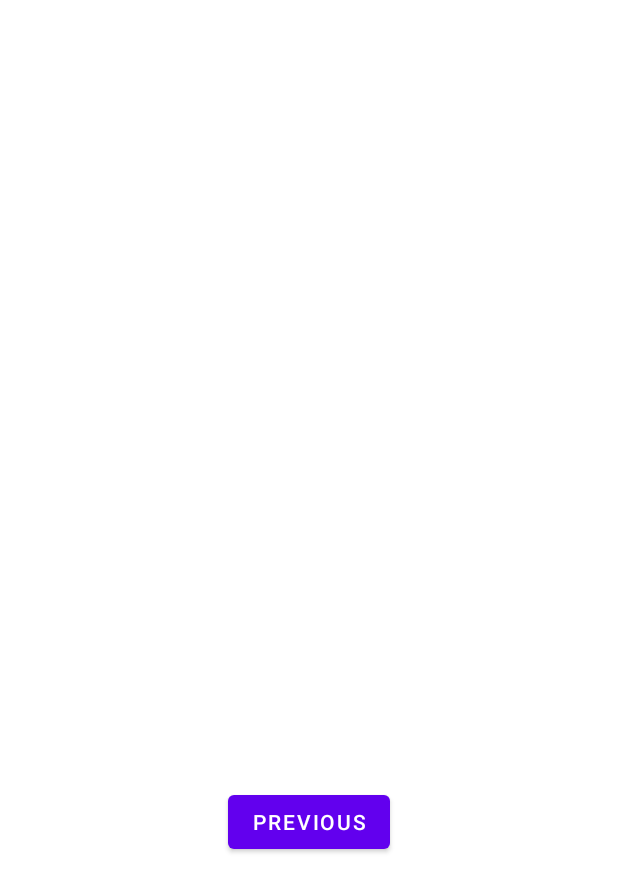
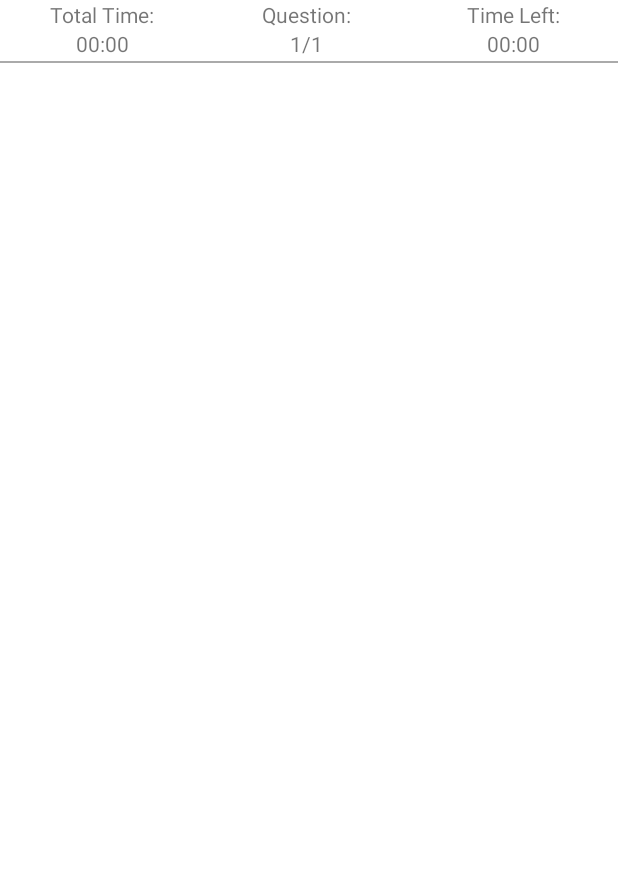
Before and after one commit to Salavin/Ear-Trainer, an Android app: the layout fragment_test.xml on its own in the app's theme, with its tools: preview values and no code run, on a phone screen of 412 x 824 dp. Shown: the top 892 px of the screen. Run offline under Robolectric (Android 15) with nearby library versions, the phone set to English and light mode, and no system bars.

```diff
--- a/app/src/main/java/in/samlav/eartrainer/MainActivity.kt
+++ b/app/src/main/java/in/samlav/eartrainer/MainActivity.kt
@@ -50,7 +50,6 @@ class MainActivity : AppCompatActivity()
         // as you specify a parent activity in AndroidManifest.xml.
         return when (item.itemId)
         {
-            R.id.action_settings -> true
             else -> super.onOptionsItemSelected(item)
         }
     }
--- a/app/src/main/res/layout/fragment_home.xml
+++ b/app/src/main/res/layout/fragment_home.xml
@@ -20,7 +20,7 @@
         android:id="@+id/button_to_test"
         android:layout_width="wrap_content"
         android:layout_height="wrap_content"
-        android:text="@string/next"
+        android:text="@string/take_test"
         app:layout_constraintEnd_toEndOf="parent"
         app:layout_constraintStart_toStartOf="parent"
         app:layout_constraintTop_toBottomOf="@id/textview_first"
--- a/app/src/main/res/layout/fragment_test.xml
+++ b/app/src/main/res/layout/fragment_test.xml
@@ -4,24 +4,99 @@
     xmlns:tools="http://schemas.android.com/tools"
     android:layout_width="match_parent"
     android:layout_height="match_parent"
+    android:orientation="vertical"
     tools:context=".TestFragment">
 
-    <TextView
-        android:id="@+id/textview_second"
+    <androidx.constraintlayout.widget.Guideline
+        android:id="@+id/guideline1"
         android:layout_width="wrap_content"
         android:layout_height="wrap_content"
-        app:layout_constraintBottom_toTopOf="@id/button_to_home"
-        app:layout_constraintEnd_toEndOf="parent"
+        android:orientation="vertical"
+        app:layout_constraintGuide_percent="0.33" />
+
+    <androidx.constraintlayout.widget.Guideline
+        android:id="@+id/guideline2"
+        android:layout_width="wrap_content"
+        android:layout_height="wrap_content"
+        android:orientation="vertical"
+        app:layout_constraintGuide_percent="0.66" />
+
+    <TextView
+        android:id="@+id/text_total_time"
+        android:layout_width="wrap_content"
+        android:layout_height="wrap_content"
+        android:text="@string/total_time"
+        app:layout_constraintEnd_toStartOf="@+id/guideline1"
         app:layout_constraintStart_toStartOf="parent"
         app:layout_constraintTop_toTopOf="parent" />
 
-    <Button
-        android:id="@+id/button_to_home"
+    <TextView
+        android:id="@+id/time_total_time"
         android:layout_width="wrap_content"
         android:layout_height="wrap_content"
-        android:text="@string/previous"
-        app:layout_constraintBottom_toBottomOf="parent"
+        android:text="00:00"
+        app:layout_constraintEnd_toStartOf="@+id/guideline1"
+        app:layout_constraintStart_toStartOf="parent"
+        app:layout_constraintTop_toBottomOf="@+id/text_total_time" />
+
+    <TextView
+        android:id="@+id/text_question_number"
+        android:layout_width="wrap_content"
+        android:layout_height="wrap_content"
+        android:text="@string/question"
+        app:layout_constraintEnd_toStartOf="@+id/guideline2"
+        app:layout_constraintStart_toStartOf="@+id/guideline1"
+        app:layout_constraintTop_toTopOf="parent" />
+
+    <TextView
+        android:id="@+id/number_question"
+        android:layout_width="wrap_content"
+        android:layout_height="wrap_content"
+        android:text="1/1"
+        app:layout_constraintEnd_toStartOf="@+id/guideline2"
+        app:layout_constraintStart_toStartOf="@+id/guideline1"
+        app:layout_constraintTop_toBottomOf="@+id/text_question_number" />
+
+    <TextView
+        android:id="@+id/text_time_left"
+        android:layout_width="wrap_content"
+        android:layout_height="wrap_content"
+        android:text="@string/time_left"
         app:layout_constraintEnd_toEndOf="parent"
+        app:layout_constraintStart_toEndOf="@id/guideline2"
+        app:layout_constraintTop_toTopOf="parent" />
+
+    <TextView
+        android:id="@+id/time_time_left"
+        android:layout_width="wrap_content"
+        android:layout_height="wrap_content"
+        android:text="00:00"
+        app:layout_constraintEnd_toEndOf="parent"
+        app:layout_constraintStart_toEndOf="@id/guideline2"
+        app:layout_constraintTop_toBottomOf="@+id/text_time_left" />
+
+    <View
+        android:layout_width="match_parent"
+        android:id="@+id/hr"
+        android:layout_height="1dp"
+        android:background="#AAAAAA"
+        app:layout_constraintTop_toBottomOf="@+id/number_question"
+        android:layout_marginVertical="2dp"/>
+
+    <ScrollView
+        android:layout_width="match_parent"
+        android:layout_height="0dp"
+        app:layout_constraintTop_toBottomOf="@+id/hr"
         app:layout_constraintStart_toStartOf="parent"
-        app:layout_constraintTop_toBottomOf="@id/textview_second" />
+        app:layout_constraintEnd_toEndOf="parent"
+        app:layout_constraintBottom_toBottomOf="parent" >
+
+        <LinearLayout
+            android:id="@+id/bin_container"
+            android:orientation="vertical"
+            android:layout_width="match_parent"
+            android:layout_height="wrap_content" />
+
+    </ScrollView>
+
 </androidx.constraintlayout.widget.ConstraintLayout>
--- a/app/src/main/res/values/arrays.xml
+++ b/app/src/main/res/values/arrays.xml
@@ -74,7 +74,6 @@
         <item>15</item>
         <item>20 (½ octave bands)</item>
         <item>31 (⅓ octave bands)</item>
-        <item>Unlimited (you guess)</item>
     </string-array>
 
     <string-array name="num_bins_values">
@@ -82,7 +81,6 @@
         <item>15</item>
         <item>20</item>
         <item>31</item>
-        <item>inf</item>
     </string-array>
 
     <string-array name="ten_bin_entries">
--- a/app/src/main/res/values/strings.xml
+++ b/app/src/main/res/values/strings.xml
@@ -24,4 +24,12 @@
     </string>
     <string name="attachment_summary_off">Only download attachments when manually requested</string>
     <string name="settings">Settings</string>
+    <!-- TODO: Remove or change this placeholder text -->
+    <string name="hello_blank_fragment">Hello blank fragment</string>
+    <string name="total_time">Total Time:</string>
+    <string name="question">Question:</string>
+    <string name="time_left">Time Left:</string>
+
+    <string name="hz">%1$sHz</string>
+    <string name="take_test">Take Test</string>
 </resources>
--- a/app/src/main/res/xml/root_preferences.xml
+++ b/app/src/main/res/xml/root_preferences.xml
@@ -50,7 +50,7 @@
             app:useSimpleSummaryProvider="true" />
 
         <MultiSelectListPreference
-            android:title="Which Bands to Select From"
+            android:title="Which Bands to Exclude"
             android:key="whichBins" />
 
     </PreferenceCategory>
```
Also changed, not shown: app/src/main/java/in/samlav/eartrainer/ResultsFragment.kt (added, +63 -0 lines), app/src/main/java/in/samlav/eartrainer/SettingsFragment.kt (+1 -9 lines), app/src/main/java/in/samlav/eartrainer/TestFragment.kt (+45 -7 lines), app/src/main/res/layout/fragment_results.xml (added, +14 -0 lines), app/src/main/res/menu/menu_main.xml (+1 -7 lines), app/src/main/res/navigation/nav_graph.xml (+15 -3 lines).
